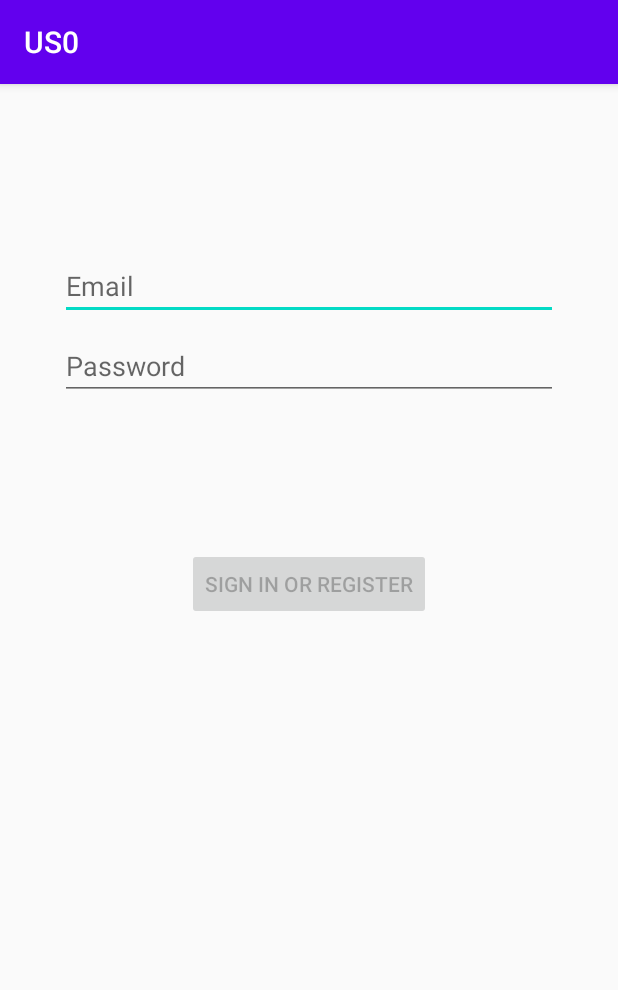
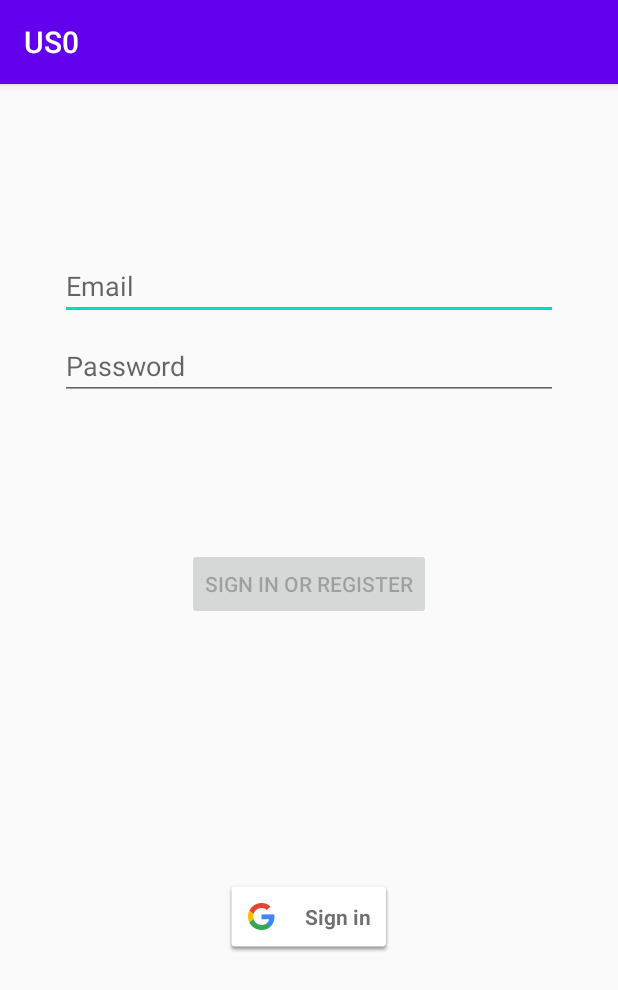
Before and after one commit to pgrudra/SeSEVA, an Android app: the screen it shows after launch (MainActivity), on a phone screen of 412 x 824 dp. Shown: the top 990 px of the screen. Run offline under Robolectric (Android 15) with nearby library versions, the phone set to English and light mode, and no system bars; our stand-ins replace Firebase (no records; nobody signed in at launch, a user with empty details on screens opened directly), Timber, data binding.

Commit message:
login as fragment. Google sign in complete

```diff
--- a/app/build.gradle
+++ b/app/build.gradle
@@ -10,7 +10,7 @@ android {
 
     defaultConfig {
         applicationId "com.example.us0"
-        minSdkVersion 21
+        minSdkVersion 24
         targetSdkVersion 30
         versionCode 1
         versionName "1.0"
--- a/app/src/main/java/com/example/us0/MainActivity.kt
+++ b/app/src/main/java/com/example/us0/MainActivity.kt
@@ -1,9 +1,11 @@
 package com.example.us0
 
+import android.content.Intent
 import android.os.Bundle
 import androidx.appcompat.app.AppCompatActivity
 import androidx.databinding.DataBindingUtil
 import com.example.us0.databinding.ActivityMainBinding
+
 
 class MainActivity: AppCompatActivity() {
 
@@ -12,4 +14,7 @@ class MainActivity: AppCompatActivity() {
         super.onCreate(savedInstanceState)
         binding = DataBindingUtil.setContentView(this, R.layout.activity_main)
     }
+    override fun onActivityResult(requestCode: Int, resultCode: Int, data: Intent?) {
+        super.onActivityResult(requestCode, resultCode, data)
+    }
 }
--- a/app/src/main/java/com/example/us0/ui/login/LoginFragment.kt
+++ b/app/src/main/java/com/example/us0/ui/login/LoginFragment.kt
@@ -1,40 +1,71 @@
 package com.example.us0.ui.login
 
+import android.content.Intent
 import android.os.Bundle
 import android.text.Editable
 import android.text.TextWatcher
+import android.util.Log
 import android.view.LayoutInflater
 import android.view.View
 import android.view.ViewGroup
 import android.view.inputmethod.EditorInfo
 import android.widget.Button
-import androidx.databinding.DataBindingUtil
 import android.widget.EditText
 import android.widget.ProgressBar
 import android.widget.Toast
 import androidx.annotation.StringRes
+import androidx.databinding.DataBindingUtil
 import androidx.fragment.app.Fragment
 import androidx.lifecycle.Observer
 import androidx.lifecycle.ViewModelProviders
 import com.example.us0.R
 import com.example.us0.databinding.FragmentLoginBinding
+import com.google.android.gms.auth.api.signin.GoogleSignIn
+import com.google.android.gms.auth.api.signin.GoogleSignInClient
+import com.google.android.gms.auth.api.signin.GoogleSignInOptions
+import com.google.android.gms.common.api.ApiException
+import com.google.android.material.snackbar.Snackbar
+import com.google.firebase.auth.FirebaseAuth
+import com.google.firebase.auth.FirebaseUser
+import com.google.firebase.auth.GoogleAuthProvider
+import com.google.firebase.auth.ktx.auth
+import com.google.firebase.ktx.Firebase
+
 //import com.firebase.ui.auth.AuthUI
 //import com.firebase.ui.auth.IdpResponse
 //import com.google.firebase.auth.FirebaseAuth
 
 
-class LoginFragment : Fragment() {
+class LoginFragment : Fragment(),View.OnClickListener {
 
     private lateinit var loginViewModel: LoginViewModel
-
+    private lateinit var auth: FirebaseAuth
+    private lateinit var mgoogleSignInClient: GoogleSignInClient
+    private lateinit var binding: FragmentLoginBinding
     override fun onCreateView(
         inflater: LayoutInflater,
         container: ViewGroup?,
         savedInstanceState: Bundle?
     ): View? {
-        val binding:FragmentLoginBinding=DataBindingUtil.inflate(inflater,R.layout.fragment_login,container,false)
+        binding = DataBindingUtil.inflate(inflater, R.layout.fragment_login, container, false)
 
-            return binding.root
+        val gso = GoogleSignInOptions.Builder(GoogleSignInOptions.DEFAULT_SIGN_IN)
+            .requestIdToken(getString(R.string.default_web_client_id))
+            .requestEmail()
+            .build()
+
+        val appContext = context?.applicationContext ?: return binding.root
+        mgoogleSignInClient = GoogleSignIn.getClient(appContext, gso)
+
+        auth = Firebase.auth
+        return binding.root
+    }
+
+    override fun onStart() {
+        super.onStart()
+        // Check if user is signed in (non-null) and update UI accordingly.
+        val currentUser = auth.currentUser
+        updateUI(currentUser)
     }
 
     override fun onViewCreated(view: View, savedInstanceState: Bundle?) {
@@ -47,7 +78,7 @@ class LoginFragment : Fragment() {
         val loginButton = view.findViewById<Button>(R.id.login)
         val loadingProgressBar = view.findViewById<ProgressBar>(R.id.loading)
 
-        loginViewModel.loginFormState.observe(this,
+        loginViewModel.loginFormState.observe(viewLifecycleOwner,
             Observer { loginFormState ->
                 if (loginFormState == null) {
                     return@Observer
@@ -61,7 +92,7 @@ class LoginFragment : Fragment() {
                 }
             })
 
-        loginViewModel.loginResult.observe(this,
+        loginViewModel.loginResult.observe(viewLifecycleOwner,
             Observer { loginResult ->
                 loginResult ?: return@Observer
                 loadingProgressBar.visibility = View.GONE
@@ -108,6 +139,71 @@ class LoginFragment : Fragment() {
                 passwordEditText.text.toString()
             )
         }
+
+        binding.signInButton.setOnClickListener(this)
+
+    }
+
+    private fun signIn() {
+        val signInIntent: Intent = mgoogleSignInClient.signInIntent
+        startActivityForResult(signInIntent, RC_SIGN_IN)
+    }
+
+
+    override fun onActivityResult(requestCode: Int, resultCode: Int, data: Intent?) {
+        super.onActivityResult(requestCode, resultCode, data)
+        if (requestCode == RC_SIGN_IN) {
+            val task = GoogleSignIn.getSignedInAccountFromIntent(data)
+            try {
+                // Google Sign In was successful, authenticate with Firebase
+                val account = task.getResult(ApiException::class.java)!!
+                Log.d(TAG, "firebaseAuthWithGoogle:" + account.id)
+                firebaseAuthWithGoogle(account.idToken!!)
+            } catch (e: ApiException) {
+                // Google Sign In failed, update UI appropriately
+                Log.w(TAG, "Google sign in failed", e)
+                // ...
+            }
+        }
+    }
+
+    private fun firebaseAuthWithGoogle(idToken: String) {
+        val credential = GoogleAuthProvider.getCredential(idToken, null)
+        auth.signInWithCredential(credential)
+            .addOnCompleteListener { task ->
+                if (task.isSuccessful) {
+                    // Sign in success, update UI with the signed-in user's information
+                    Log.d(TAG, "signInWithCredential:success")
+                    val user = auth.currentUser
+                    updateUI(user)
+                } else {
+                    // If sign in fails, display a message to the user.
+                    Log.w(TAG, "signInWithCredential:failure", task.exception)
+                    // ...
+                    view?.let { Snackbar.make(it, "Authentication Failed.", Snackbar.LENGTH_SHORT).show() }
+                    updateUI(null)
+                }
+
+                // ...
+            }
+    }
+
+
+    private fun updateUI(user: FirebaseUser?) {
+        //hideProgressBar()
+        if (user != null) {
+            // binding.status.text = getString(R.string.google_status_fmt, user.email)
+            // binding.detail.text = getString(R.string.firebase_status_fmt, user.uid)
+
+            binding.signInButton.visibility = View.GONE
+
+        } else {
+            // binding.status.setText(R.string.signed_out)
+            //binding.detail.text = null
+
+            binding.signInButton.visibility = View.VISIBLE
+
+        }
     }
 
     private fun updateUiWithUser(model: LoggedInUserView) {
@@ -121,4 +217,15 @@ class LoginFragment : Fragment() {
         val appContext = context?.applicationContext ?: return
         Toast.makeText(appContext, errorString, Toast.LENGTH_LONG).show()
     }
+
+    companion object {
+        private const val TAG = "GoogleActivity"
+        private const val RC_SIGN_IN = 4564
+    }
+
+    override fun onClick(v: View?) {
+        when (v?.id) {
+            R.id.sign_in_button -> signIn()
+        }
+    }
 }
--- a/app/src/main/res/layout/fragment_login.xml
+++ b/app/src/main/res/layout/fragment_login.xml
@@ -75,5 +75,14 @@
             app:layout_constraintStart_toStartOf="@+id/password"
             app:layout_constraintTop_toTopOf="parent"
             app:layout_constraintVertical_bias="0.3" />
+
+        <com.google.android.gms.common.SignInButton
+            android:id="@+id/sign_in_button"
+            android:layout_width="wrap_content"
+            android:layout_height="wrap_content"
+            app:layout_constraintBottom_toBottomOf="parent"
+            app:layout_constraintEnd_toEndOf="parent"
+            app:layout_constraintStart_toStartOf="parent"
+            app:layout_constraintTop_toBottomOf="@+id/login" />
     </androidx.constraintlayout.widget.ConstraintLayout>
 </layout>
--- a/app/src/main/res/values/strings.xml
+++ b/app/src/main/res/values/strings.xml
@@ -9,4 +9,5 @@
     <string name="invalid_username">Not a valid username</string>
     <string name="invalid_password">Password must be >5 characters</string>
     <string name="login_failed">"Login failed"</string>
+
 </resources>
```
